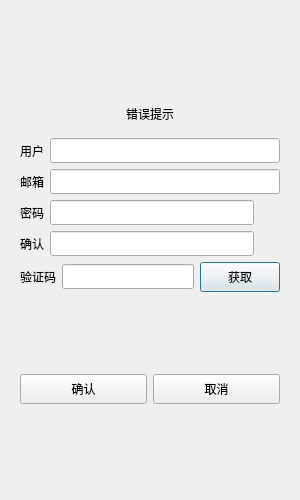
This is ChatClient/registdialog.ui in zyuhao7/WeChat as Qt 5 draws it before an edit. The edited form follows.
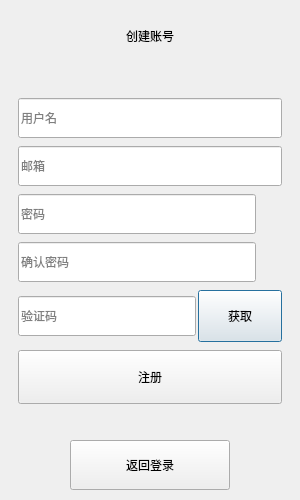
This is the edited form. Custom widgets are drawn as their Qt base class.

Commit message:
feat(client): extend the liquid-glass style to the register and reset pages
Both pages now sit on the drifting backdrop with a frosted card, translucent
fields and spring buttons; the verify-code countdown button is a glass pill too.

The edit to the form file:
```diff
--- a/ChatClient/registdialog.ui
+++ b/ChatClient/registdialog.ui
@@ -25,160 +25,168 @@
   <property name="windowTitle">
    <string>Dialog</string>
   </property>
-  <layout class="QHBoxLayout" name="horizontalLayout_7">
-   <item>
-    <layout class="QHBoxLayout" name="horizontalLayout_8">
+  <layout class="QVBoxLayout" name="page_layout">
+   <property name="spacing">
+    <number>0</number>
+   </property>
+   <property name="leftMargin">
+    <number>4</number>
+   </property>
+   <property name="topMargin">
+    <number>8</number>
+   </property>
+   <property name="rightMargin">
+    <number>4</number>
+   </property>
+   <property name="bottomMargin">
+    <number>10</number>
+   </property>
      <item>
       <widget class="QStackedWidget" name="stackedWidget">
        <property name="currentIndex">
         <number>0</number>
        </property>
        <widget class="QWidget" name="page">
-        <layout class="QVBoxLayout" name="verticalLayout_3">
+      <layout class="QVBoxLayout" name="form_layout">
+       <property name="spacing">
+        <number>0</number>
+       </property>
+       <property name="leftMargin">
+        <number>0</number>
+       </property>
+       <property name="topMargin">
+        <number>0</number>
+       </property>
+       <property name="rightMargin">
+        <number>0</number>
+       </property>
+       <property name="bottomMargin">
+        <number>0</number>
+       </property>
          <item>
-          <spacer name="verticalSpacer">
-           <property name="orientation">
-            <enum>Qt::Orientation::Vertical</enum>
-           </property>
-           <property name="sizeHint" stdset="0">
+        <widget class="QLabel" name="title_label">
+         <property name="minimumSize">
+          <size>
+           <width>0</width>
+           <height>56</height>
+          </size>
+         </property>
+         <property name="maximumSize">
             <size>
-             <width>20</width>
-             <height>40</height>
-            </size>
-           </property>
-          </spacer>
+           <width>16777215</width>
+           <height>56</height>
+          </size>
+         </property>
+         <property name="text">
+          <string>创建账号</string>
+         </property>
+         <property name="alignment">
+          <set>Qt::AlignmentFlag::AlignCenter</set>
+         </property>
+        </widget>
          </item>
          <item>
-          <widget class="QWidget" name="widget" native="true">
-           <layout class="QVBoxLayout" name="verticalLayout_4">
+        <widget class="GlassPanel" name="card" native="true">
+         <layout class="QVBoxLayout" name="card_layout">
+          <property name="spacing">
+           <number>8</number>
+          </property>
+          <property name="leftMargin">
+           <number>14</number>
+          </property>
+          <property name="topMargin">
+           <number>6</number>
+          </property>
+          <property name="rightMargin">
+           <number>14</number>
+          </property>
+          <property name="bottomMargin">
+           <number>8</number>
+          </property>
             <item>
              <widget class="QLabel" name="err_tip">
+            <property name="minimumSize">
+             <size>
+              <width>0</width>
+              <height>20</height>
+             </size>
+            </property>
+            <property name="maximumSize">
+             <size>
+              <width>16777215</width>
+              <height>20</height>
+             </size>
+            </property>
               <property name="text">
-               <string>错误提示</string>
+             <string/>
               </property>
               <property name="alignment">
                <set>Qt::AlignmentFlag::AlignCenter</set>
               </property>
              </widget>
             </item>
-           </layout>
-          </widget>
-         </item>
          <item>
-          <layout class="QHBoxLayout" name="horizontalLayout">
-           <item>
-            <widget class="QLabel" name="user_label">
+           <widget class="QLineEdit" name="user_edit">
              <property name="minimumSize">
               <size>
                <width>0</width>
-               <height>25</height>
+              <height>40</height>
               </size>
              </property>
              <property name="maximumSize">
               <size>
                <width>16777215</width>
-               <height>25</height>
-              </size>
-             </property>
-             <property name="text">
-              <string>用户</string>
+              <height>40</height>
+             </size>
+            </property>
+            <property name="placeholderText">
+             <string>用户名</string>
              </property>
             </widget>
            </item>
            <item>
-            <widget class="ElaLineEdit" name="user_edit">
+           <widget class="QLineEdit" name="email_edit">
              <property name="minimumSize">
               <size>
                <width>0</width>
-               <height>25</height>
+              <height>40</height>
               </size>
              </property>
              <property name="maximumSize">
               <size>
                <width>16777215</width>
-               <height>25</height>
-              </size>
-             </property>
-            </widget>
-           </item>
-          </layout>
-         </item>
-         <item>
-          <layout class="QHBoxLayout" name="horizontalLayout_2">
-           <item>
-            <widget class="QLabel" name="email_label">
-             <property name="minimumSize">
-              <size>
-               <width>0</width>
-               <height>25</height>
-              </size>
-             </property>
-             <property name="maximumSize">
-              <size>
-               <width>16777215</width>
-               <height>25</height>
-              </size>
-             </property>
-             <property name="text">
+              <height>40</height>
+             </size>
+            </property>
+            <property name="placeholderText">
               <string>邮箱</string>
              </property>
             </widget>
            </item>
            <item>
-            <widget class="ElaLineEdit" name="email_edit">
-             <property name="minimumSize">
-              <size>
-               <width>0</width>
-               <height>25</height>
-              </size>
-             </property>
-             <property name="maximumSize">
-              <size>
-               <width>16777215</width>
-               <height>25</height>
-              </size>
-             </property>
-            </widget>
-           </item>
-          </layout>
-         </item>
+           <layout class="QHBoxLayout" name="pass_row">
+            <property name="spacing">
+             <number>6</number>
+            </property>
          <item>
-          <layout class="QHBoxLayout" name="horizontalLayout_3">
-           <item>
-            <widget class="QLabel" name="pass_label">
+             <widget class="QLineEdit" name="pass_edit">
              <property name="minimumSize">
               <size>
                <width>0</width>
-               <height>25</height>
+                <height>40</height>
               </size>
              </property>
              <property name="maximumSize">
               <size>
                <width>16777215</width>
-               <height>25</height>
-              </size>
-             </property>
-             <property name="text">
+                <height>40</height>
+               </size>
+              </property>
+              <property name="placeholderText">
               <string>密码</string>
              </property>
             </widget>
            </item>
-           <item>
-            <widget class="ElaLineEdit" name="pass_edit">
-             <property name="minimumSize">
-              <size>
-               <width>0</width>
-               <height>25</height>
-              </size>
-             </property>
-             <property name="maximumSize">
-              <size>
-               <width>16777215</width>
-               <height>25</height>
-              </size>
-             </property>
-            </widget>
-           </item>
            <item>
             <widget class="ClickedLabel" name="pass_visible">
              <property name="minimumSize">
@@ -201,40 +209,27 @@
           </layout>
          </item>
          <item>
-          <layout class="QHBoxLayout" name="horizontalLayout_4">
-           <item>
-            <widget class="QLabel" name="confirm_label">
-             <property name="minimumSize">
-              <size>
-               <width>0</width>
-               <height>25</height>
-              </size>
-             </property>
-             <property name="maximumSize">
-              <size>
-               <width>16777215</width>
-               <height>25</height>
-              </size>
-             </property>
-             <property name="text">
-              <string>确认</string>
-             </property>
-            </widget>
-           </item>
+           <layout class="QHBoxLayout" name="confirm_row">
+            <property name="spacing">
+             <number>6</number>
+            </property>
            <item>
-            <widget class="ElaLineEdit" name="confirm_edit">
+             <widget class="QLineEdit" name="confirm_edit">
              <property name="minimumSize">
               <size>
                <width>0</width>
-               <height>25</height>
+                <height>40</height>
               </size>
              </property>
              <property name="maximumSize">
               <size>
                <width>16777215</width>
-               <height>25</height>
-              </size>
-             </property>
+                <height>40</height>
+               </size>
+              </property>
+              <property name="placeholderText">
+               <string>确认密码</string>
+              </property>
             </widget>
            </item>
            <item>
@@ -259,54 +254,41 @@
           </layout>
          </item>
          <item>
-          <layout class="QHBoxLayout" name="horizontalLayout_5">
+           <layout class="QHBoxLayout" name="verify_row">
+            <property name="spacing">
+             <number>2</number>
+            </property>
            <item>
-            <widget class="QLabel" name="verify_label">
+             <widget class="QLineEdit" name="verify_edit">
              <property name="minimumSize">
               <size>
                <width>0</width>
-               <height>25</height>
+                <height>40</height>
               </size>
              </property>
              <property name="maximumSize">
               <size>
                <width>16777215</width>
-               <height>25</height>
-              </size>
-             </property>
-             <property name="text">
+                <height>40</height>
+               </size>
+              </property>
+              <property name="placeholderText">
               <string>验证码</string>
              </property>
             </widget>
            </item>
-           <item>
-            <widget class="ElaLineEdit" name="verify_edit">
-             <property name="minimumSize">
-              <size>
-               <width>0</width>
-               <height>25</height>
-              </size>
-             </property>
-             <property name="maximumSize">
-              <size>
-               <width>16777215</width>
-               <height>25</height>
-              </size>
-             </property>
-            </widget>
-           </item>
            <item>
             <widget class="TimerBtn" name="get_code">
              <property name="minimumSize">
               <size>
-               <width>0</width>
-               <height>30</height>
+                <width>84</width>
+                <height>52</height>
               </size>
              </property>
              <property name="maximumSize">
               <size>
-               <width>16777215</width>
-               <height>30</height>
+                <width>84</width>
+                <height>52</height>
               </size>
              </property>
              <property name="text">
@@ -317,151 +299,193 @@
           </layout>
          </item>
          <item>
-          <spacer name="verticalSpacer_2">
-           <property name="orientation">
-            <enum>Qt::Orientation::Vertical</enum>
-           </property>
-           <property name="sizeHint" stdset="0">
-            <size>
-             <width>20</width>
-             <height>40</height>
-            </size>
-           </property>
-          </spacer>
-         </item>
-         <item>
-          <layout class="QHBoxLayout" name="horizontalLayout_6">
-           <item>
-            <widget class="ElaPushButton" name="confirm_btn">
+           <widget class="GlassButton" name="confirm_btn">
              <property name="minimumSize">
               <size>
                <width>0</width>
-               <height>30</height>
+              <height>54</height>
               </size>
              </property>
              <property name="maximumSize">
               <size>
                <width>16777215</width>
-               <height>30</height>
+              <height>54</height>
               </size>
              </property>
              <property name="text">
-              <string>确认</string>
-             </property>
-            </widget>
-           </item>
-           <item>
-            <widget class="ElaPushButton" name="cancel_btn">
-             <property name="minimumSize">
-              <size>
-               <width>0</width>
-               <height>30</height>
-              </size>
-             </property>
-             <property name="maximumSize">
-              <size>
-               <width>16777215</width>
-               <height>30</height>
-              </size>
-             </property>
-             <property name="text">
-              <string>取消</string>
+             <string>注册</string>
              </property>
             </widget>
            </item>
           </layout>
+        </widget>
          </item>
          <item>
-          <spacer name="verticalSpacer_3">
+        <spacer name="form_spacer">
            <property name="orientation">
             <enum>Qt::Orientation::Vertical</enum>
            </property>
            <property name="sizeHint" stdset="0">
             <size>
              <width>20</width>
-             <height>40</height>
+           <height>8</height>
             </size>
            </property>
           </spacer>
          </item>
+       <item alignment="Qt::AlignHCenter">
+        <widget class="GlassButton" name="cancel_btn">
+         <property name="minimumSize">
+          <size>
+           <width>160</width>
+           <height>50</height>
+          </size>
+         </property>
+         <property name="maximumSize">
+          <size>
+           <width>160</width>
+           <height>50</height>
+          </size>
+         </property>
+         <property name="text">
+          <string>返回登录</string>
+         </property>
+        </widget>
+       </item>
         </layout>
        </widget>
        <widget class="QWidget" name="page_2">
-        <layout class="QVBoxLayout" name="verticalLayout">
+      <layout class="QVBoxLayout" name="done_layout">
+       <property name="spacing">
+        <number>0</number>
+       </property>
+       <property name="leftMargin">
+        <number>0</number>
+       </property>
+       <property name="topMargin">
+        <number>0</number>
+       </property>
+       <property name="rightMargin">
+        <number>0</number>
+       </property>
+       <property name="bottomMargin">
+        <number>0</number>
+       </property>
          <item>
-          <spacer name="verticalSpacer_4">
+        <spacer name="done_top">
            <property name="orientation">
             <enum>Qt::Orientation::Vertical</enum>
            </property>
            <property name="sizeHint" stdset="0">
             <size>
              <width>20</width>
-             <height>40</height>
+           <height>80</height>
             </size>
            </property>
           </spacer>
+       </item>
+       <item>
+        <widget class="GlassPanel" name="done_card" native="true">
+         <layout class="QVBoxLayout" name="done_card_layout">
+          <property name="spacing">
+           <number>8</number>
+          </property>
+          <property name="leftMargin">
+           <number>14</number>
+          </property>
+          <property name="topMargin">
+           <number>18</number>
+          </property>
+          <property name="rightMargin">
+           <number>14</number>
+          </property>
+          <property name="bottomMargin">
+           <number>12</number>
+          </property>
+          <item>
+           <widget class="QLabel" name="done_title">
+            <property name="minimumSize">
+             <size>
+              <width>0</width>
+              <height>44</height>
+             </size>
+            </property>
+            <property name="maximumSize">
+             <size>
+              <width>16777215</width>
+              <height>44</height>
+             </size>
+            </property>
+            <property name="text">
+             <string>注册成功</string>
+            </property>
+            <property name="alignment">
+             <set>Qt::AlignmentFlag::AlignCenter</set>
+            </property>
+           </widget>
          </item>
          <item>
           <widget class="QLabel" name="tip_lb">
+            <property name="minimumSize">
+             <size>
+              <width>0</width>
+              <height>24</height>
+             </size>
+            </property>
+            <property name="maximumSize">
+             <size>
+              <width>16777215</width>
+              <height>24</height>
+             </size>
+            </property>
            <property name="text">
-            <string>注册成功! 5秒后返回登录</string>
+             <string>注册成功，5 s后返回登录</string>
            </property>
            <property name="alignment">
             <set>Qt::AlignmentFlag::AlignCenter</set>
            </property>
+            <property name="wordWrap">
+             <bool>true</bool>
+            </property>
           </widget>
          </item>
          <item>
           <widget class="QLabel" name="tip2_lb">
+            <property name="minimumSize">
+             <size>
+              <width>0</width>
+              <height>24</height>
+             </size>
+            </property>
+            <property name="maximumSize">
+             <size>
+              <width>16777215</width>
+              <height>24</height>
+             </size>
+            </property>
            <property name="text">
-            <string>可点击返回按钮直接返回登录界面</string>
+             <string>可点击按钮直接返回登录</string>
            </property>
            <property name="alignment">
             <set>Qt::AlignmentFlag::AlignCenter</set>
            </property>
+            <property name="wordWrap">
+             <bool>true</bool>
+            </property>
           </widget>
          </item>
          <item>
-          <spacer name="verticalSpacer_5">
-           <property name="orientation">
-            <enum>Qt::Orientation::Vertical</enum>
-           </property>
-           <property name="sizeHint" stdset="0">
-            <size>
-             <width>20</width>
-             <height>40</height>
-            </size>
-           </property>
-          </spacer>
-         </item>
-         <item>
-          <widget class="QWidget" name="widget_2" native="true">
-           <layout class="QHBoxLayout" name="horizontalLayout_9">
-            <item>
-             <spacer name="horizontalSpacer">
-              <property name="orientation">
-               <enum>Qt::Orientation::Horizontal</enum>
-              </property>
-              <property name="sizeHint" stdset="0">
-               <size>
-                <width>40</width>
-                <height>20</height>
-               </size>
-              </property>
-             </spacer>
-            </item>
-            <item>
-             <widget class="ElaPushButton" name="return_btn">
+           <widget class="GlassButton" name="return_btn">
               <property name="minimumSize">
                <size>
                 <width>0</width>
-                <height>30</height>
+              <height>54</height>
                </size>
               </property>
               <property name="maximumSize">
                <size>
                 <width>16777215</width>
-                <height>30</height>
+              <height>54</height>
                </size>
               </property>
               <property name="text">
@@ -469,31 +493,18 @@
               </property>
              </widget>
             </item>
-            <item>
-             <spacer name="horizontalSpacer_2">
-              <property name="orientation">
-               <enum>Qt::Orientation::Horizontal</enum>
-              </property>
-              <property name="sizeHint" stdset="0">
-               <size>
-                <width>40</width>
-                <height>20</height>
-               </size>
-              </property>
-             </spacer>
-            </item>
            </layout>
           </widget>
          </item>
          <item>
-          <spacer name="verticalSpacer_6">
+        <spacer name="done_bottom">
            <property name="orientation">
             <enum>Qt::Orientation::Vertical</enum>
            </property>
            <property name="sizeHint" stdset="0">
             <size>
              <width>20</width>
-             <height>40</height>
+           <height>80</height>
             </size>
            </property>
           </spacer>
@@ -501,8 +512,6 @@
         </layout>
        </widget>
       </widget>
-     </item>
-    </layout>
    </item>
   </layout>
  </widget>
@@ -512,21 +521,22 @@
    <extends>QLabel</extends>
    <header>clickedlabel.h</header>
   </customwidget>
+  <customwidget>
+   <class>GlassPanel</class>
+   <extends>QWidget</extends>
+   <header>liquidglass.h</header>
+   <container>1</container>
+  </customwidget>
+  <customwidget>
+   <class>GlassButton</class>
+   <extends>QPushButton</extends>
+   <header>liquidglass.h</header>
+  </customwidget>
   <customwidget>
    <class>TimerBtn</class>
    <extends>QPushButton</extends>
    <header>timerbtn.h</header>
   </customwidget>
-  <customwidget>
-   <class>ElaLineEdit</class>
-   <extends>QLineEdit</extends>
-   <header>ElaLineEdit.h</header>
-  </customwidget>
-  <customwidget>
-   <class>ElaPushButton</class>
-   <extends>QPushButton</extends>
-   <header>ElaPushButton.h</header>
-  </customwidget>
  </customwidgets>
  <resources/>
  <connections/>
```
Lines whose indentation alone changed are shown as unchanged. The commit also changes 9 other files.
